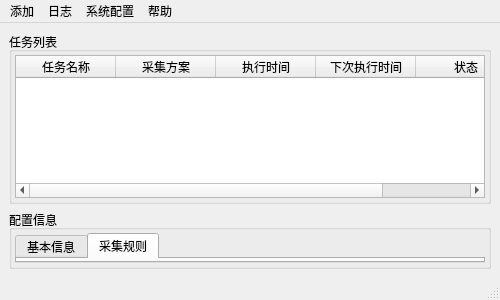
Before: the Qt Designer form UI/Main.ui in leaboy/pycollect, drawn with Qt 5.
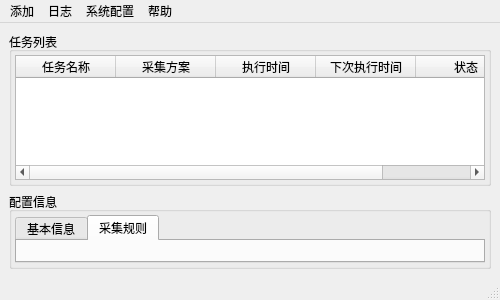
After: the same form once the commit is applied.

```diff
--- a/UI/Main.ui
+++ b/UI/Main.ui
@@ -91,6 +91,7 @@
             <attribute name="title">
              <string>采集规则</string>
             </attribute>
+            <layout class="QVBoxLayout" name="verticalLayout_5"/>
            </widget>
           </widget>
          </item>
```
